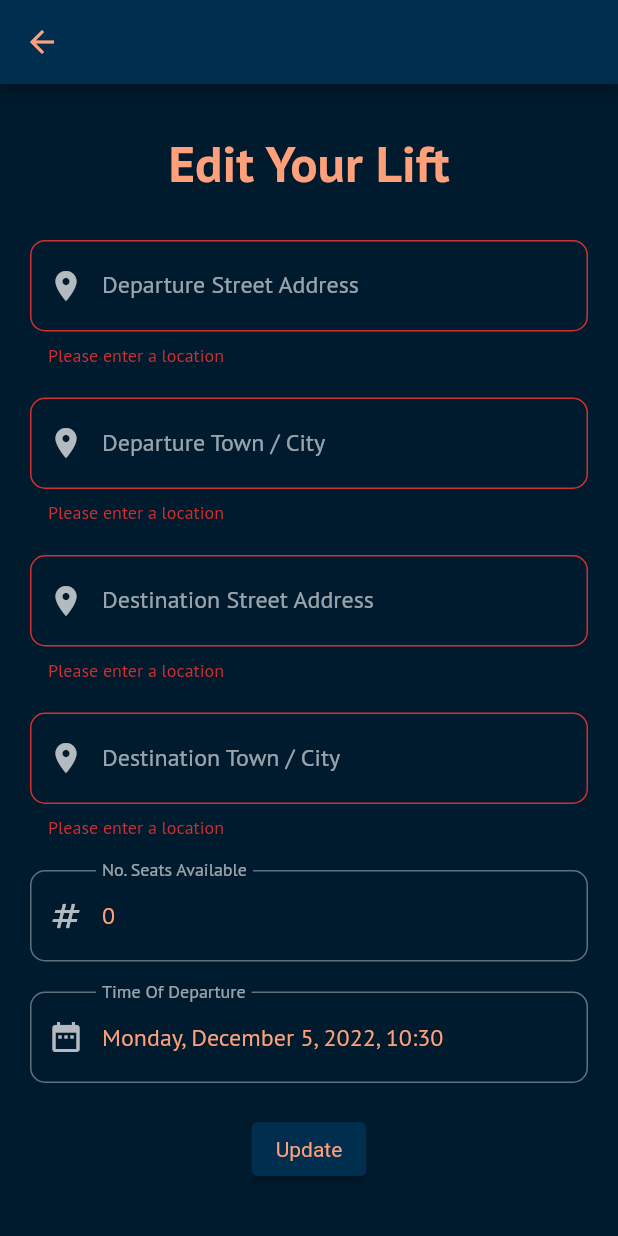
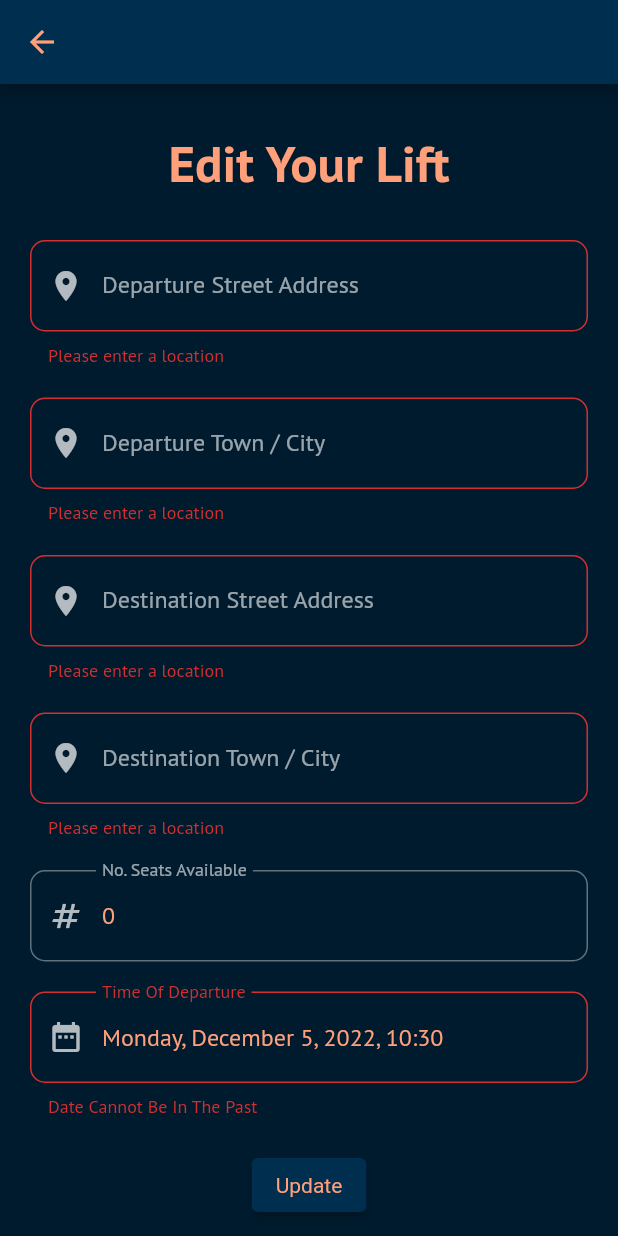
Before and after one commit to Babahle/lift-club, a Flutter app: the EditLiftView screen opened directly with empty values, after a tap on "Update", on a phone screen of 412 x 824 dp. Run offline on Flutter 3.47's test engine with Material 2 defaults, Android fonts, the phone set to English and light mode, and no system bars; our stand-ins replace cloud_firestore, firebase_auth, firebase_core, google_fonts, logger; missing offline and left inert: flutterfire_ui, xid; accounts and stored records are empty.

Commit message:
Fixed Search and added more form validation

```diff
--- a/lib/custom_widgets/form_fields.dart
+++ b/lib/custom_widgets/form_fields.dart
@@ -1,10 +1,11 @@
 import 'package:flutter/material.dart';
 
 class CustomFormFields {
-  static TextFormField buildLocationFormField(
-      {required String? hint,
-      required String? label,
-      required TextEditingController controller,}) {
+  static TextFormField buildLocationFormField({
+    required String? hint,
+    required String? label,
+    required TextEditingController controller,
+  }) {
     return TextFormField(
       controller: controller,
       keyboardType: TextInputType.streetAddress,
@@ -20,7 +21,8 @@ class CustomFormFields {
   }
 
   static TextFormField buildNumberOfSeatsField(
-      TextEditingController controller,) {
+    TextEditingController controller,
+  ) {
     return TextFormField(
       controller: controller,
       keyboardType: TextInputType.number,
@@ -31,6 +33,8 @@ class CustomFormFields {
       validator: (value) {
         if (value == null || value.isEmpty) {
           return "Please enter a number";
+        } else if (int.parse(value) > 4) {
+          return "You can only have 4 passengers in a lift. No Matter the vehicle";
         }
         return null;
       },
--- a/lib/model/bookings_view_model.dart
+++ b/lib/model/bookings_view_model.dart
@@ -47,7 +47,10 @@ class BookingViewModel extends ChangeNotifier {
       ScaffoldMessenger.of(context).showSnackBar(
           SnackBar(content: Text("You Can't Book A Lift You Created")));
     } else {
-      if (booked) {
+      if (lift.seatsAvailable <= 0) {
+        ScaffoldMessenger.of(context)
+            .showSnackBar(SnackBar(content: Text("This lift is fully booked")));
+      } else if (booked) {
         ScaffoldMessenger.of(context).showSnackBar(
             SnackBar(content: Text("You've Already Booked This lift")));
       } else {
--- a/lib/pages/create_lift.dart
+++ b/lib/pages/create_lift.dart
@@ -150,6 +150,8 @@ class _CreateLiftViewState extends State<CreateLiftView> {
               validator: (value) {
                 if (value == null || value.isEmpty) {
                   return "Please enter a date";
+                } else if (selectedDate!.isBefore(DateTime.now())) {
+                  return "Date Cannot Be In The Past";
                 }
                 return null;
               },
@@ -167,7 +169,8 @@ class _CreateLiftViewState extends State<CreateLiftView> {
         ));
   }
 
-  ElevatedButton _submitAction(AuthenticationService service, LiftsViewModel liftViewModel, BuildContext context) {
+  ElevatedButton _submitAction(AuthenticationService service,
+      LiftsViewModel liftViewModel, BuildContext context) {
     return ElevatedButton(
         onPressed: () {
           if (_formKey.currentState!.validate()) {
@@ -181,14 +184,12 @@ class _CreateLiftViewState extends State<CreateLiftView> {
                 destinationStreet: _destinationStreet.value.text,
                 destinationTown: _destinationTown.value.text,
                 numberOfPassengers: 0,
-                          seatsAvailable:
-                              int.parse(_numberOfSeats.value.text));
+                seatsAvailable: int.parse(_numberOfSeats.value.text));
 
             liftViewModel.addLiftToDatabase(newLift);
             Navigator.of(context).pushAndRemoveUntil(
                 MaterialPageRoute(
-                              builder: (context) =>
-                                  const MyHomePage(title: "Lifts")),
+                    builder: (context) => const MyHomePage(title: "Lifts")),
                 (Route<dynamic> route) => false);
           }
         },
--- a/lib/pages/edit_lift.dart
+++ b/lib/pages/edit_lift.dart
@@ -160,6 +160,8 @@ class _EditLiftViewState extends State<EditLiftView> {
               validator: (value) {
                 if (value == null || value.isEmpty) {
                   return "Please enter a date";
+                }else if (selectedDate.isBefore(DateTime.now())) {
+                  return "Date Cannot Be In The Past";
                 }
                 return null;
               },
@@ -194,12 +196,14 @@ class _EditLiftViewState extends State<EditLiftView> {
                 numberOfPassengers: 0,
                 seatsAvailable: int.parse(_numberOfSeats.value.text));
 
+            liftViewModel.updateLift(newLift);
 
-            liftViewModel.updateLift(newLift);
-            // Navigator.of(context).pushAndRemoveUntil(
-            //     MaterialPageRoute(
-            //         builder: (context) => const MyHomePage(title: "Lifts")),
-            //     (Route<dynamic> route) => false);
+            ScaffoldMessenger.of(context)
+                .showSnackBar(const SnackBar(content: Text("Lift Edited :)")));
+            Navigator.of(context).pushAndRemoveUntil(
+                MaterialPageRoute(
+                    builder: (context) => const MyHomePage(title: "Lifts")),
+                (Route<dynamic> route) => false);
           }
         },
         child: const Text("Update"));
--- a/lib/pages/home.dart
+++ b/lib/pages/home.dart
@@ -1,4 +1,5 @@
 import 'package:flutter/material.dart';
+import 'package:flutterfire_ui/auth.dart';
 import 'package:lifts_app/model/lift.dart';
 import 'package:lifts_app/model/lifts_view_model.dart';
 import 'package:lifts_app/pages/all_lifts.dart';
@@ -6,6 +7,7 @@ import 'package:lifts_app/pages/booked_lifts.dart';
 import 'package:lifts_app/pages/create_lift.dart';
 import 'package:lifts_app/pages/created_lifts.dart';
 import 'package:lifts_app/pages/searched_lifts.dart';
+import 'package:lifts_app/pages/sign_in.dart';
 import 'package:lifts_app/services/authentication.dart';
 import 'package:lifts_app/themes/main_theme.dart';
 import 'package:provider/provider.dart';
@@ -68,15 +70,11 @@ class _MyHomePageState extends State<MyHomePage> {
     return Consumer<AuthenticationService>(builder: ((context, service, child) {
       return Consumer<LiftsViewModel>(
         builder: ((context, liftsModel, child) {
-          return FutureProvider<List<Lift>>(
-            initialData: [],
-            create: (context) => liftsModel.getAllLifts(),
-            child: IconButton(
-              onPressed: () {
-                showSearch(context: context, delegate: SearchedLifts());
-              },
-              icon: const Icon(Icons.search),
-            ),
+          return IconButton(
+            onPressed: () {
+              showSearch(context: context, delegate: SearchedLifts(lifts: liftsModel.getAllLifts()));
+            },
+            icon: const Icon(Icons.search),
           );
         }),
       );
@@ -88,6 +86,10 @@ class _MyHomePageState extends State<MyHomePage> {
       return IconButton(
           onPressed: () {
             service.signOutUser();
+             Navigator.of(context).pushAndRemoveUntil(
+                MaterialPageRoute(
+                    builder: (context) => SignInView()),
+                (Route<dynamic> route) => false);
           },
           icon: const Icon(Icons.door_sliding));
     }));
--- a/lib/pages/sign_in.dart
+++ b/lib/pages/sign_in.dart
@@ -15,8 +15,8 @@ class SignInView extends StatelessWidget {
       providerConfigs: const [EmailProviderConfiguration()],
       actions: [
         AuthStateChangeAction<SignedIn>((context, _) {
-          Navigator.of(context).push(MaterialPageRoute(
-              builder: (context) => const MyHomePage(title: "Lifts")));
+          Navigator.of(context).pushAndRemoveUntil(MaterialPageRoute(
+              builder: (context) => const MyHomePage(title: "Lifts")), (Route<dynamic> route) => false);
         }),
       ],
     );
--- a/lib/repository/lifts_repository.dart
+++ b/lib/repository/lifts_repository.dart
@@ -20,7 +20,6 @@ class LiftsRepository {
   Stream<QuerySnapshot> getLiftStream() {
     return liftsStream;
   }
-
 
   Future<void> addLiftToCollection(Lift lift) async {
     await liftsReference.add(lift);
@@ -62,7 +61,7 @@ class LiftsRepository {
     });
   }
 
-  Future<List<Lift>> getLiftsFromId(String id) {
+  Future<List<Lift>> getLiftsFromOwnerId(String id) {
     var stream = FirebaseFirestore.instance
         .collection('lifts')
         .withConverter<Lift>(
```
Also changed, not shown: lib/main.dart (+4 -6 lines), lib/model/lifts_view_model.dart (+4 -4 lines), lib/pages/all_lifts.dart (+0 -7 lines), lib/pages/searched_lifts.dart (+66 -37 lines). Lines whose indentation alone changed are shown as unchanged.
